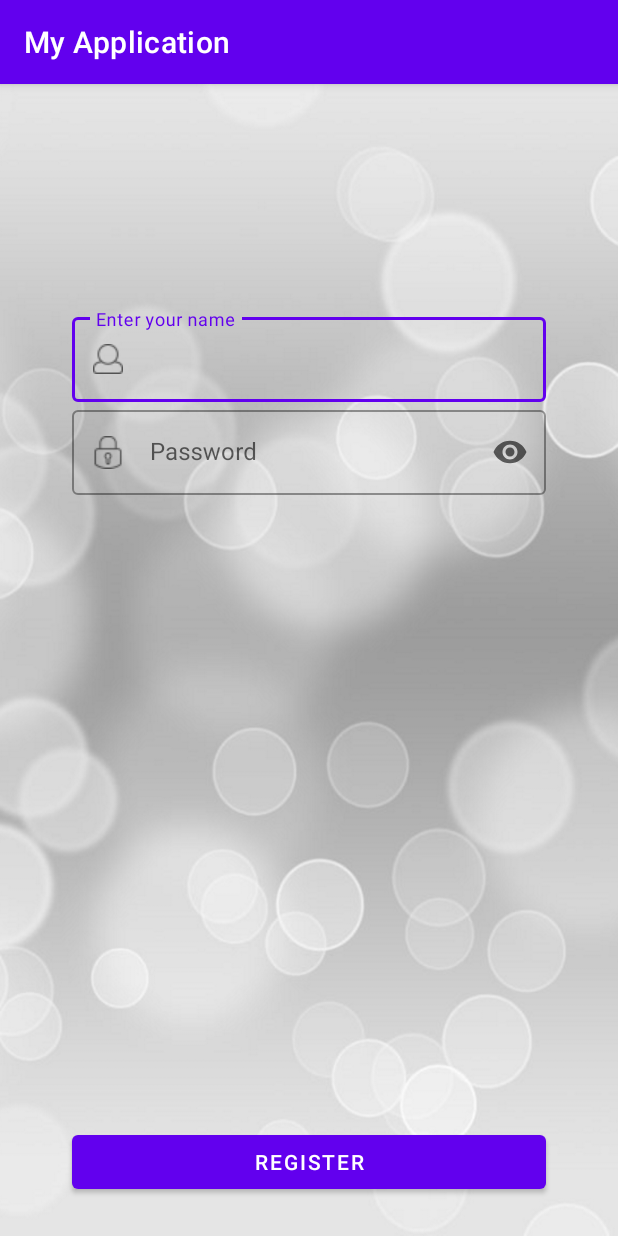
After one commit to Dmitry-Zv/My-application, an Android app: the Homework5 screen opened directly, with no data from a screen before it, on a phone screen of 412 x 824 dp. The commit adds this screen. Run offline under Robolectric (Android 15) with nearby library versions, the phone set to English and light mode, and no system bars.

Commit message:
Add Homework5 activity and layouts

```diff
--- a/app/build.gradle
+++ b/app/build.gradle
@@ -50,7 +50,7 @@ dependencies {
     testImplementation 'junit:junit:4.12'
     androidTestImplementation 'androidx.test.ext:junit:1.1.2'
     androidTestImplementation 'androidx.test.espresso:espresso-core:3.3.0'
+    implementation 'com.google.android.material:material:1.2.1'
     implementation 'androidx.navigation:navigation-fragment-ktx:2.3.0'
     implementation 'androidx.navigation:navigation-ui-ktx:2.3.0'
-    implementation 'com.google.android.material:material:1.2.1'
 }
--- a/app/src/main/AndroidManifest.xml
+++ b/app/src/main/AndroidManifest.xml
@@ -11,7 +11,9 @@
         android:roundIcon="@mipmap/ic_launcher_round"
         android:supportsRtl="true"
         android:theme="@style/AppTheme">
-        <activity android:name=".homework3.Homework3"></activity>
+        <activity android:name=".homework5.HomePage"></activity>
+        <activity android:name=".homework5.Homework5" />
+        <activity android:name=".homework3.Homework3" />
         <activity android:name=".homework2.CatAnimation" />
         <activity android:name=".homework2.Flag" />
         <activity android:name=".homework4.Homework4"/>
--- a/app/src/main/java/by/zharikov/myapplication/MainActivity.kt
+++ b/app/src/main/java/by/zharikov/myapplication/MainActivity.kt
@@ -6,6 +6,7 @@ import android.os.Bundle
 import by.zharikov.myapplication.homework2.Homework2
 import by.zharikov.myapplication.homework3.Homework3
 import by.zharikov.myapplication.homework4.Homework4
+import by.zharikov.myapplication.homework5.Homework5
 import kotlinx.android.synthetic.main.activity_main.*
 
 class MainActivity : AppCompatActivity() {
@@ -28,5 +29,9 @@ class MainActivity : AppCompatActivity() {
             val intent = Intent(this, Homework4::class.java)
             startActivity(intent)
         }
+        button5.setOnClickListener {
+            val intent = Intent(this, Homework5::class.java)
+            startActivity(intent)
+        }
     }
 }
--- /dev/null
+++ b/app/src/main/java/by/zharikov/myapplication/homework5/Homework5.kt
@@ -0,0 +1,67 @@
+package by.zharikov.myapplication.homework5
+
+import android.content.Intent
+import android.os.Build
+import androidx.appcompat.app.AppCompatActivity
+import android.os.Bundle
+import androidx.annotation.RequiresApi
+import androidx.core.widget.addTextChangedListener
+import by.zharikov.myapplication.R
+import com.google.android.material.dialog.MaterialAlertDialogBuilder
+import kotlinx.android.synthetic.main.activity_homework5.*
+import java.lang.Error
+private const val NAME_KEY ="name key"
+private const val PASSWORD_KEY ="password key"
+class Homework5 : AppCompatActivity() {
+    @RequiresApi(Build.VERSION_CODES.LOLLIPOP)
+    override fun onCreate(savedInstanceState: Bundle?) {
+        super.onCreate(savedInstanceState)
+        setContentView(R.layout.activity_homework5)
+        edit_text_name_hw5.addTextChangedListener {
+            if (it.isNullOrEmpty()) {
+                text_field_hw5.isErrorEnabled = true
+                text_field_hw5.error = "Name must be not empty!"
+            }
+            else {
+                text_field_hw5.error = null
+            }
+        }
+        edit_text_password_hw5.addTextChangedListener {
+            if (it.isNullOrEmpty() || it.length < 8) {
+                text_field2_hw5.isErrorEnabled = true
+                text_field2_hw5.error = "Password must be at least 8 characters!"
+            } else{
+                text_field2_hw5.error = null
+            }
+        }
+        button_register.setOnClickListener {
+            if (edit_text_name_hw5.text.isNullOrEmpty() or edit_text_password_hw5.text.isNullOrEmpty()) {
+                MaterialAlertDialogBuilder(this)
+                    .setTitle("Error")
+                    .setMessage("All fields must be filled!")
+                    .setPositiveButton("Ok") { dialog, which ->
+                        dialog.cancel()
+                    }
+                    .show()
+            } else {
+                val myPerson = Person(edit_text_name_hw5.text.toString(), edit_text_password_hw5.text.toString())
+                val intent = Intent(this, HomePage::class.java)
+                intent.putExtra(NAME_KEY, myPerson.name)
+                intent.putExtra(PASSWORD_KEY, myPerson.password)
+                MaterialAlertDialogBuilder(this)
+                    .setIcon(resources.getDrawable(R.drawable.login, theme))
+                    .setTitle("Success")
+                    .setMessage("You are register!")
+                    .setNeutralButton("Ok") { dialog, which ->
+                        dialog.cancel()
+                    }
+                    .setPositiveButton("Come in"){dialog, which ->
+                        startActivity(intent)
+                        edit_text_name_hw5.text?.clear()
+                        edit_text_password_hw5.text?.clear()
+                    }
+                    .show()
+            }
+        }
+    }
+}
--- /dev/null
+++ b/app/src/main/java/by/zharikov/myapplication/homework5/Person.kt
@@ -0,0 +1,3 @@
+package by.zharikov.myapplication.homework5
+
+data class Person(val name: String, val password: String)
--- /dev/null
+++ b/app/src/main/res/layout/activity_homework5.xml
@@ -0,0 +1,66 @@
+<?xml version="1.0" encoding="utf-8"?>
+<androidx.constraintlayout.widget.ConstraintLayout xmlns:android="http://schemas.android.com/apk/res/android"
+    xmlns:app="http://schemas.android.com/apk/res-auto"
+    xmlns:tools="http://schemas.android.com/tools"
+    android:layout_width="match_parent"
+    android:layout_height="match_parent"
+    tools:context=".homework5.Homework5"
+    android:background="@drawable/bg_hm5">
+
+    <com.google.android.material.textfield.TextInputLayout
+        style="@style/Widget.MaterialComponents.TextInputLayout.OutlinedBox"
+        android:id="@+id/text_field_hw5"
+        android:layout_width="match_parent"
+        android:layout_height="wrap_content"
+        app:layout_constraintEnd_toEndOf="parent"
+        app:layout_constraintStart_toStartOf="parent"
+        app:layout_constraintTop_toTopOf="parent"
+        android:hint="@string/enter_your_name"
+        android:layout_marginTop="150dp"
+        android:layout_marginStart="48dp"
+        android:layout_marginEnd="48dp"
+        app:startIconDrawable="@drawable/login">
+
+        <com.google.android.material.textfield.TextInputEditText
+            android:id="@+id/edit_text_name_hw5"
+            android:layout_width="match_parent"
+            android:layout_height="wrap_content"
+            android:singleLine="true"
+            />
+    </com.google.android.material.textfield.TextInputLayout>
+    <com.google.android.material.textfield.TextInputLayout
+        style="@style/Widget.MaterialComponents.TextInputLayout.OutlinedBox"
+        android:id="@+id/text_field2_hw5"
+        android:layout_width="match_parent"
+        android:layout_height="wrap_content"
+        app:layout_constraintEnd_toEndOf="parent"
+        app:layout_constraintStart_toStartOf="parent"
+        app:layout_constraintTop_toBottomOf="@id/text_field_hw5"
+        android:hint="@string/password"
+        android:layout_marginStart="48dp"
+        android:layout_marginEnd="48dp"
+        app:endIconMode="password_toggle"
+        app:startIconDrawable="@drawable/password">
+
+        <com.google.android.material.textfield.TextInputEditText
+            android:id="@+id/edit_text_password_hw5"
+            android:layout_width="match_parent"
+            android:layout_height="wrap_content"
+            android:singleLine="true"
+            android:inputType="textPassword"
+            />
+    </com.google.android.material.textfield.TextInputLayout>
+
+    <Button
+        android:id="@+id/button_register"
+        android:layout_width="match_parent"
+        android:layout_height="wrap_content"
+        android:text="@string/register"
+        app:layout_constraintBottom_toBottomOf="parent"
+        app:layout_constraintEnd_toEndOf="parent"
+        app:layout_constraintStart_toStartOf="parent"
+        android:layout_marginBottom="25dp"
+        android:layout_marginStart="48dp"
+        android:layout_marginEnd="48dp"/>
+
+</androidx.constraintlayout.widget.ConstraintLayout>
--- a/app/src/main/res/values/strings.xml
+++ b/app/src/main/res/values/strings.xml
@@ -21,6 +21,9 @@
     <string name="minsk_region">Minsk Region</string>
     <string name="mogilev_region">Mogilev Region</string>
     <string name="start_harvesting">Start harvesting</string>
+    <string name="enter_your_name">Enter your name</string>
+    <string name="password">Password</string>
+    <string name="register">Register</string>
     <string name="add_sort">Add sort</string>
     <string name="coffee_list">Coffee list</string>
     <string name="add_coffee_name">Enter name of coffee</string>
```
Also changed, not shown: app/src/main/java/by/zharikov/myapplication/homework5/HomePage.kt (added, +16 -0 lines), app/src/main/res/layout/activity_home_page.xml (added, +21 -0 lines), app/src/main/res/drawable/bg_hm5.png (added), app/src/main/res/drawable/login.png (added), app/src/main/res/drawable/password.png (added).
